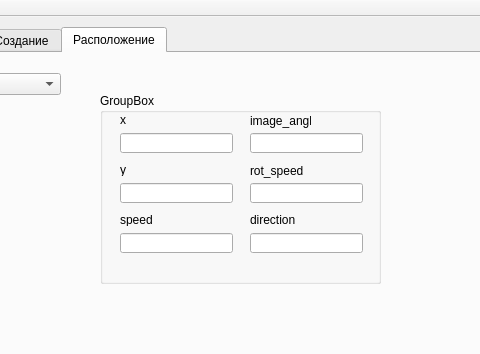
Old version of the form Server/nova-server/mainwindow.ui in the repository mizit/Nova-git; both pictures show x 92 to 572 and y 0 to 354 of the 1184 by 647 pixel window.
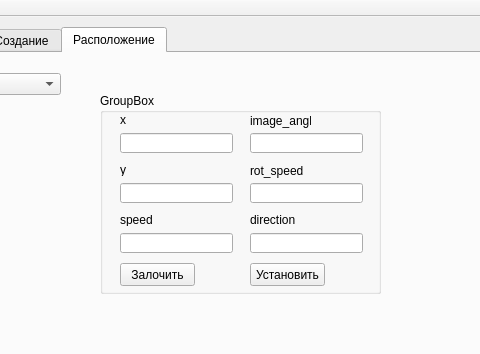
New version of the form. The open tabs and pages were chosen to show the change.

The edit to the form file:
```diff
--- a/Server/nova-server/mainwindow.ui
+++ b/Server/nova-server/mainwindow.ui
@@ -148,7 +148,7 @@
         <x>180</x>
         <y>40</y>
         <width>281</width>
-        <height>191</height>
+        <height>201</height>
        </rect>
       </property>
       <property name="title">
@@ -295,6 +295,32 @@
         </rect>
        </property>
       </widget>
+      <widget class="QPushButton" name="button_lockpos">
+       <property name="geometry">
+        <rect>
+         <x>20</x>
+         <y>170</y>
+         <width>75</width>
+         <height>23</height>
+        </rect>
+       </property>
+       <property name="text">
+        <string>Залочить</string>
+       </property>
+      </widget>
+      <widget class="QPushButton" name="button_setpos">
+       <property name="geometry">
+        <rect>
+         <x>150</x>
+         <y>170</y>
+         <width>75</width>
+         <height>23</height>
+        </rect>
+       </property>
+       <property name="text">
+        <string>Установить</string>
+       </property>
+      </widget>
      </widget>
     </widget>
    </widget>
```
Left out of the diff: 2 changed lines with no effect on the pictures.
